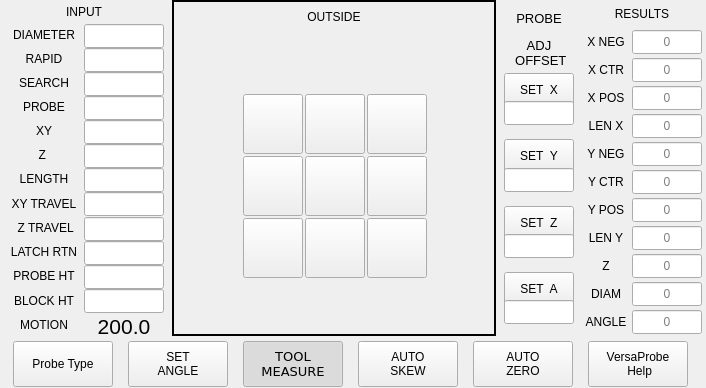
The window that share/qtvcp/widgets_ui/versa_probe.ui (LinuxCNC/linuxcnc) describes before a commit, drawn with Qt 5.
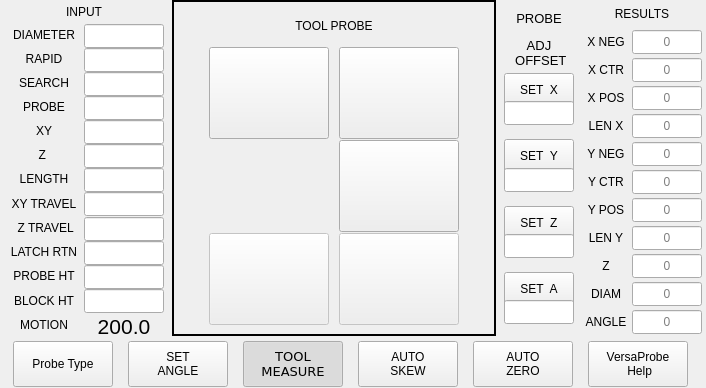
The same window after the commit. Icons and pictures are not drawn. Custom widgets are drawn as their Qt base class.

Commit message:
qtvcp -probe routines: update qt_auto_probe_tool process
fix the qt_auto_probe_tool ngc prgm; second probe was in wriong direction.
don't move to tool change position if the tool is already in the spindle.
add pin for backoff setting - now follows the adjust setting in versa probe.

Add probe routines to probe material and toolsetter height - related to auto_probe_tool.
roughed out code for direct tool lenth probing but disabled at this time.

Diff of the .ui file:
```diff
--- a/share/qtvcp/widgets_ui/versa_probe.ui
+++ b/share/qtvcp/widgets_ui/versa_probe.ui
@@ -953,7 +953,7 @@
             <enum>QFrame::WinPanel</enum>
            </property>
            <property name="currentIndex">
-            <number>0</number>
+            <number>4</number>
            </property>
            <widget class="QWidget" name="page_outside">
             <property name="minimumSize">
@@ -3082,6 +3082,374 @@
              </item>
             </layout>
            </widget>
+           <widget class="QWidget" name="page">
+            <layout class="QVBoxLayout" name="verticalLayout_13">
+             <item>
+              <widget class="QLabel" name="lbl_lengths_2">
+               <property name="minimumSize">
+                <size>
+                 <width>0</width>
+                 <height>30</height>
+                </size>
+               </property>
+               <property name="maximumSize">
+                <size>
+                 <width>16777215</width>
+                 <height>30</height>
+                </size>
+               </property>
+               <property name="text">
+                <string>TOOL PROBE</string>
+               </property>
+               <property name="alignment">
+                <set>Qt::AlignCenter</set>
+               </property>
+              </widget>
+             </item>
+             <item>
+              <widget class="QWidget" name="widget_skew_measure_2" native="true">
+               <property name="sizePolicy">
+                <sizepolicy hsizetype="Preferred" vsizetype="Preferred">
+                 <horstretch>0</horstretch>
+                 <verstretch>0</verstretch>
+                </sizepolicy>
+               </property>
+               <property name="minimumSize">
+                <size>
+                 <width>150</width>
+                 <height>0</height>
+                </size>
+               </property>
+               <property name="maximumSize">
+                <size>
+                 <width>16777215</width>
+                 <height>16777215</height>
+                </size>
+               </property>
+               <layout class="QGridLayout" name="gridLayout_7">
+                <property name="leftMargin">
+                 <number>0</number>
+                </property>
+                <property name="topMargin">
+                 <number>0</number>
+                </property>
+                <property name="rightMargin">
+                 <number>0</number>
+                </property>
+                <property name="bottomMargin">
+                 <number>2</number>
+                </property>
+                <property name="spacing">
+                 <number>4</number>
+                </property>
+                <item row="3" column="2">
+                 <widget class="PushButton" name="pbtn_measure_diam_2">
+                  <property name="enabled">
+                   <bool>false</bool>
+                  </property>
+                  <property name="sizePolicy">
+                   <sizepolicy hsizetype="Fixed" vsizetype="Fixed">
+                    <horstretch>0</horstretch>
+                    <verstretch>0</verstretch>
+                   </sizepolicy>
+                  </property>
+                  <property name="minimumSize">
+                   <size>
+                    <width>92</width>
+                    <height>92</height>
+                   </size>
+                  </property>
+                  <property name="maximumSize">
+                   <size>
+                    <width>120</width>
+                    <height>120</height>
+                   </size>
+                  </property>
+                  <property name="toolTip">
+                   <string>Probe Height and Diameter of the current tool</string>
+                  </property>
+                  <property name="text">
+                   <string/>
+                  </property>
+                  <property name="icon">
+                   <iconset>
+                    <normaloff>../images/probe_icons/tool_dia.png</normaloff>../images/probe_icons/tool_dia.png</iconset>
+                  </property>
+                  <property name="iconSize">
+                   <size>
+                    <width>80</width>
+                    <height>100</height>
+                   </size>
+                  </property>
+                  <property name="checkable">
+                   <bool>false</bool>
+                  </property>
+                  <property name="checked">
+                   <bool>false</bool>
+                  </property>
+                  <property name="indicator_option" stdset="0">
+                   <bool>false</bool>
+                  </property>
+                  <property name="probe" stdset="0">
+                   <string>probe_tool_z_diam</string>
+                  </property>
+                  <attribute name="buttonGroup">
+                   <string notr="true">tool_buttonGroup</string>
+                  </attribute>
+                 </widget>
+                </item>
+                <item row="2" column="0">
+                 <spacer name="horizontalSpacer_9">
+                  <property name="orientation">
+                   <enum>Qt::Horizontal</enum>
+                  </property>
+                  <property name="sizeType">
+                   <enum>QSizePolicy::Preferred</enum>
+                  </property>
+                  <property name="sizeHint" stdset="0">
+                   <size>
+                    <width>20</width>
+                    <height>20</height>
+                   </size>
+                  </property>
+                 </spacer>
+                </item>
+                <item row="2" column="3">
+                 <spacer name="horizontalSpacer_10">
+                  <property name="orientation">
+                   <enum>Qt::Horizontal</enum>
+                  </property>
+                  <property name="sizeType">
+                   <enum>QSizePolicy::Preferred</enum>
+                  </property>
+                  <property name="sizeHint" stdset="0">
+                   <size>
+                    <width>20</width>
+                    <height>20</height>
+                   </size>
+                  </property>
+                 </spacer>
+                </item>
+                <item row="1" column="2">
+                 <widget class="PushButton" name="pbtn_inside_length_x_2">
+                  <property name="sizePolicy">
+                   <sizepolicy hsizetype="Fixed" vsizetype="Fixed">
+                    <horstretch>0</horstretch>
+                    <verstretch>0</verstretch>
+                   </sizepolicy>
+                  </property>
+                  <property name="minimumSize">
+                   <size>
+                    <width>92</width>
+                    <height>92</height>
+                   </size>
+                  </property>
+                  <property name="maximumSize">
+                   <size>
+                    <width>120</width>
+                    <height>120</height>
+                   </size>
+                  </property>
+                  <property name="toolTip">
+                   <string>Probe Tool Setter Z Height</string>
+                  </property>
+                  <property name="text">
+                   <string/>
+                  </property>
+                  <property name="icon">
+                   <iconset>
+                    <normaloff>../images/probe_icons/ts_height.png</normaloff>../images/probe_icons/ts_height.png</iconset>
+                  </property>
+                  <property name="iconSize">
+                   <size>
+                    <width>80</width>
+                    <height>100</height>
+                   </size>
+                  </property>
+                  <property name="checkable">
+                   <bool>false</bool>
+                  </property>
+                  <property name="checked">
+                   <bool>false</bool>
+                  </property>
+                  <property name="indicator_option" stdset="0">
+                   <bool>false</bool>
+                  </property>
+                  <property name="probe" stdset="0">
+                   <string>probe_ts_z</string>
+                  </property>
+                  <attribute name="buttonGroup">
+                   <string notr="true">tool_buttonGroup</string>
+                  </attribute>
+                 </widget>
+                </item>
+                <item row="1" column="1">
+                 <widget class="PushButton" name="pbtn_down_2">
+                  <property name="sizePolicy">
+                   <sizepolicy hsizetype="Fixed" vsizetype="Fixed">
+                    <horstretch>0</horstretch>
+                    <verstretch>0</verstretch>
+                   </sizepolicy>
+                  </property>
+                  <property name="minimumSize">
+                   <size>
+                    <width>92</width>
+                    <height>92</height>
+                   </size>
+                  </property>
+                  <property name="maximumSize">
+                   <size>
+                    <width>120</width>
+                    <height>120</height>
+                   </size>
+                  </property>
+                  <property name="toolTip">
+                   <string>Go to Tool Setter</string>
+                  </property>
+                  <property name="text">
+                   <string/>
+                  </property>
+                  <property name="icon">
+                   <iconset>
+                    <normaloff>../images/probe_icons/goto_ts.png</normaloff>../images/probe_icons/goto_ts.png</iconset>
+                  </property>
+                  <property name="iconSize">
+                   <size>
+                    <width>80</width>
+                    <height>100</height>
+                   </size>
+                  </property>
+                  <property name="checkable">
+                   <bool>false</bool>
+                  </property>
+                  <property name="checked">
+                   <bool>false</bool>
+                  </property>
+                  <property name="indicator_option" stdset="0">
+                   <bool>false</bool>
+                  </property>
+                  <property name="probe" stdset="0">
+                   <string>goto_toolsetter</string>
+                  </property>
+                  <attribute name="buttonGroup">
+                   <string notr="true">tool_buttonGroup</string>
+                  </attribute>
+                 </widget>
+                </item>
+                <item row="2" column="2">
+                 <widget class="PushButton" name="pbtn_outside_length_x_2">
+                  <property name="sizePolicy">
+                   <sizepolicy hsizetype="Fixed" vsizetype="Fixed">
+                    <horstretch>0</horstretch>
+                    <verstretch>0</verstretch>
+                   </sizepolicy>
+                  </property>
+                  <property name="minimumSize">
+                   <size>
+                    <width>92</width>
+                    <height>92</height>
+                   </size>
+                  </property>
+                  <property name="maximumSize">
+                   <size>
+                    <width>120</width>
+                    <height>120</height>
+                   </size>
+                  </property>
+                  <property name="toolTip">
+                   <string>Probe Z Height of material </string>
+                  </property>
+                  <property name="text">
+                   <string/>
+                  </property>
+                  <property name="icon">
+                   <iconset>
+                    <normaloff>../images/probe_icons/workpiece_height.png</normaloff>../images/probe_icons/workpiece_height.png</iconset>
+                  </property>
+                  <property name="iconSize">
+                   <size>
+                    <width>80</width>
+                    <height>100</height>
+                   </size>
+                  </property>
+                  <property name="checkable">
+                   <bool>false</bool>
+                  </property>
+                  <property name="checked">
+                   <bool>false</bool>
+                  </property>
+                  <property name="indicator_option" stdset="0">
+                   <bool>false</bool>
+                  </property>
+                  <property name="probe" stdset="0">
+                   <string>probe_material_z</string>
+                  </property>
+                  <attribute name="buttonGroup">
+                   <string notr="true">tool_buttonGroup</string>
+                  </attribute>
+                 </widget>
+                </item>
+                <item row="3" column="1">
+                 <widget class="PushButton" name="pbtn_measure_height">
+                  <property name="enabled">
+                   <bool>false</bool>
+                  </property>
+                  <property name="sizePolicy">
+                   <sizepolicy hsizetype="Fixed" vsizetype="Fixed">
+                    <horstretch>0</horstretch>
+                    <verstretch>0</verstretch>
+                   </sizepolicy>
+                  </property>
+                  <property name="minimumSize">
+                   <size>
+                    <width>92</width>
+                    <height>92</height>
+                   </size>
+                  </property>
+                  <property name="maximumSize">
+                   <size>
+                    <width>120</width>
+                    <height>120</height>
+                   </size>
+                  </property>
+                  <property name="toolTip">
+                   <string>Probe Height of the current tool</string>
+                  </property>
+                  <property name="text">
+                   <string/>
+                  </property>
+                  <property name="icon">
+                   <iconset>
+                    <normaloff>../images/probe_icons/tool_height.png</normaloff>../images/probe_icons/tool_height.png</iconset>
+                  </property>
+                  <property name="iconSize">
+                   <size>
+                    <width>80</width>
+                    <height>100</height>
+                   </size>
+                  </property>
+                  <property name="checkable">
+                   <bool>false</bool>
+                  </property>
+                  <property name="checked">
+                   <bool>false</bool>
+                  </property>
+                  <property name="indicator_option" stdset="0">
+                   <bool>false</bool>
+                  </property>
+                  <property name="probe" stdset="0">
+                   <string>probe_tool_z</string>
+                  </property>
+                  <attribute name="buttonGroup">
+                   <string notr="true">tool_buttonGroup</string>
+                  </attribute>
+                 </widget>
+                </item>
+               </layout>
+              </widget>
+             </item>
+            </layout>
+           </widget>
           </widget>
          </item>
          <item>
```
Left out of the diff: 77 changed lines with no effect on the pictures. The commit also changes 9 other files.
